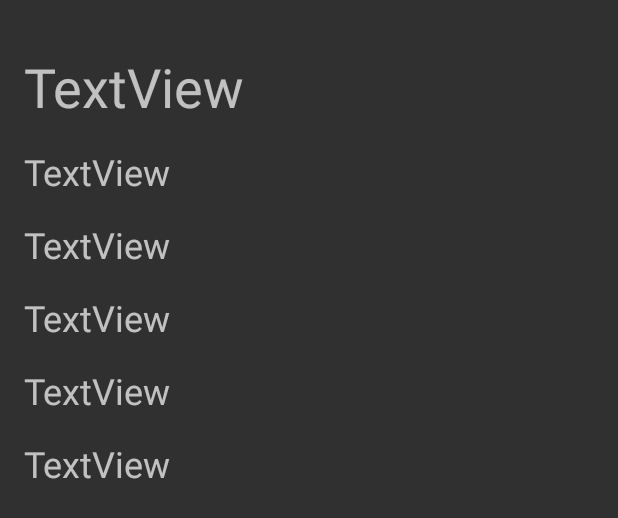
After one commit to IsaiasLeos/AndroidPriceWatcher, an Android app: the layout activity_detailed.xml on its own in the app's theme, with its tools: preview values and no code run, on a phone screen of 412 x 824 dp. The commit adds this screen. Shown: the top 518 px of the screen. Run offline under Robolectric (Android 15) with nearby library versions, the phone set to English and light mode, and no system bars.

Commit message:
fix detail view + random initial price

```diff
--- a/app/src/main/AndroidManifest.xml
+++ b/app/src/main/AndroidManifest.xml
@@ -14,6 +14,12 @@
         android:supportsRtl="true"
         android:theme="@style/AppTheme"
         tools:ignore="AllowBackup,GoogleAppIndexingWarning">
+        <activity android:name=".view.DetailedActivity">
+            <intent-filter>
+                <action android:name="android.intent.action.MAIN" />
+                <category android:name="android.intent.category.LAUNCHER" />
+            </intent-filter>
+        </activity>
         <activity android:name=".view.NewProductDialogActivity" />
         <activity android:name=".view.MainActivity">
             <intent-filter>
--- /dev/null
+++ b/app/src/main/res/layout/activity_detailed.xml
@@ -0,0 +1,99 @@
+<?xml version="1.0" encoding="utf-8"?>
+<androidx.constraintlayout.widget.ConstraintLayout xmlns:android="http://schemas.android.com/apk/res/android"
+    xmlns:app="http://schemas.android.com/apk/res-auto"
+    xmlns:tools="http://schemas.android.com/tools"
+    android:layout_width="match_parent"
+    android:layout_height="match_parent"
+    tools:context=".view.DetailedActivity">
+
+    <TextView
+        android:id="@+id/nameDetailed"
+        android:layout_width="wrap_content"
+        android:layout_height="wrap_content"
+        android:layout_marginStart="16dp"
+        android:layout_marginTop="16dp"
+        android:text="TextView"
+        android:textSize="36sp"
+        app:layout_constraintBottom_toBottomOf="parent"
+        app:layout_constraintEnd_toEndOf="parent"
+        app:layout_constraintHorizontal_bias="0.0"
+        app:layout_constraintStart_toStartOf="parent"
+        app:layout_constraintTop_toTopOf="parent"
+        app:layout_constraintVertical_bias="0.023" />
+
+    <TextView
+        android:id="@+id/currentDetailed"
+        android:layout_width="wrap_content"
+        android:layout_height="wrap_content"
+        android:layout_marginStart="16dp"
+        android:layout_marginTop="16dp"
+        android:text="TextView"
+        android:textSize="24sp"
+        app:layout_constraintBottom_toBottomOf="parent"
+        app:layout_constraintEnd_toEndOf="parent"
+        app:layout_constraintHorizontal_bias="0.0"
+        app:layout_constraintStart_toStartOf="parent"
+        app:layout_constraintTop_toBottomOf="@+id/nameDetailed"
+        app:layout_constraintVertical_bias="0.0" />
+
+    <TextView
+        android:id="@+id/initialDetailed"
+        android:layout_width="wrap_content"
+        android:layout_height="wrap_content"
+        android:layout_marginStart="16dp"
+        android:layout_marginTop="16dp"
+        android:text="TextView"
+        android:textSize="24sp"
+        app:layout_constraintBottom_toBottomOf="parent"
+        app:layout_constraintEnd_toEndOf="parent"
+        app:layout_constraintHorizontal_bias="0.0"
+        app:layout_constraintStart_toStartOf="parent"
+        app:layout_constraintTop_toBottomOf="@+id/currentDetailed"
+        app:layout_constraintVertical_bias="0.0" />
+
+    <TextView
+        android:id="@+id/changeDetailed"
+        android:layout_width="wrap_content"
+        android:layout_height="wrap_content"
+        android:layout_marginStart="16dp"
+        android:layout_marginTop="16dp"
+        android:text="TextView"
+        android:textSize="24sp"
+        app:layout_constraintBottom_toBottomOf="parent"
+        app:layout_constraintEnd_toEndOf="parent"
+        app:layout_constraintHorizontal_bias="0.0"
+        app:layout_constraintStart_toStartOf="parent"
+        app:layout_constraintTop_toBottomOf="@+id/initialDetailed"
+        app:layout_constraintVertical_bias="0.0" />
+
+    <TextView
+        android:id="@+id/urlDetailed"
+        android:layout_width="wrap_content"
+        android:layout_height="wrap_content"
+        android:layout_marginStart="16dp"
+        android:layout_marginTop="16dp"
+        android:text="TextView"
+        android:textSize="24sp"
+        app:layout_constraintBottom_toBottomOf="parent"
+        app:layout_constraintEnd_toEndOf="parent"
+        app:layout_constraintHorizontal_bias="0.0"
+        app:layout_constraintStart_toStartOf="parent"
+        app:layout_constraintTop_toBottomOf="@+id/changeDetailed"
+        app:layout_constraintVertical_bias="0.0" />
+
+    <TextView
+        android:id="@+id/dateDetailed"
+        android:layout_width="wrap_content"
+        android:layout_height="wrap_content"
+        android:layout_marginStart="16dp"
+        android:layout_marginTop="16dp"
+        android:text="TextView"
+        android:textSize="24sp"
+        app:layout_constraintBottom_toBottomOf="parent"
+        app:layout_constraintEnd_toEndOf="parent"
+        app:layout_constraintHorizontal_bias="0.0"
+        app:layout_constraintStart_toStartOf="parent"
+        app:layout_constraintTop_toBottomOf="@+id/urlDetailed"
+        app:layout_constraintVertical_bias="0.0" />
+
+</androidx.constraintlayout.widget.ConstraintLayout>
--- a/app/src/main/res/layout/activity_main.xml
+++ b/app/src/main/res/layout/activity_main.xml
@@ -8,7 +8,7 @@
 
     <androidx.swiperefreshlayout.widget.SwipeRefreshLayout
         android:id="@+id/swipe_refresh_layout"
-        android:layout_width="0dp"
+        android:layout_width="wrap_content"
         android:layout_height="0dp"
         app:layout_constraintBottom_toBottomOf="parent"
         app:layout_constraintEnd_toEndOf="parent"
```
Also changed, not shown: app/src/main/java/cs4330/cs/utep/pricewatcher/model/ListAdapter.java (+16 -21 lines), app/src/main/java/cs4330/cs/utep/pricewatcher/view/DetailedActivity.java (added, +57 -0 lines), app/src/main/java/cs4330/cs/utep/pricewatcher/view/EditProductDialogActivity.java (+2 -6 lines), app/src/main/java/cs4330/cs/utep/pricewatcher/view/MainActivity.java (+14 -8 lines), app/src/main/java/cs4330/cs/utep/pricewatcher/view/NewProductDialogActivity.java (+3 -6 lines), app/src/main/res/layout/activity_new_product_dialog.xml (+0 -21 lines).
